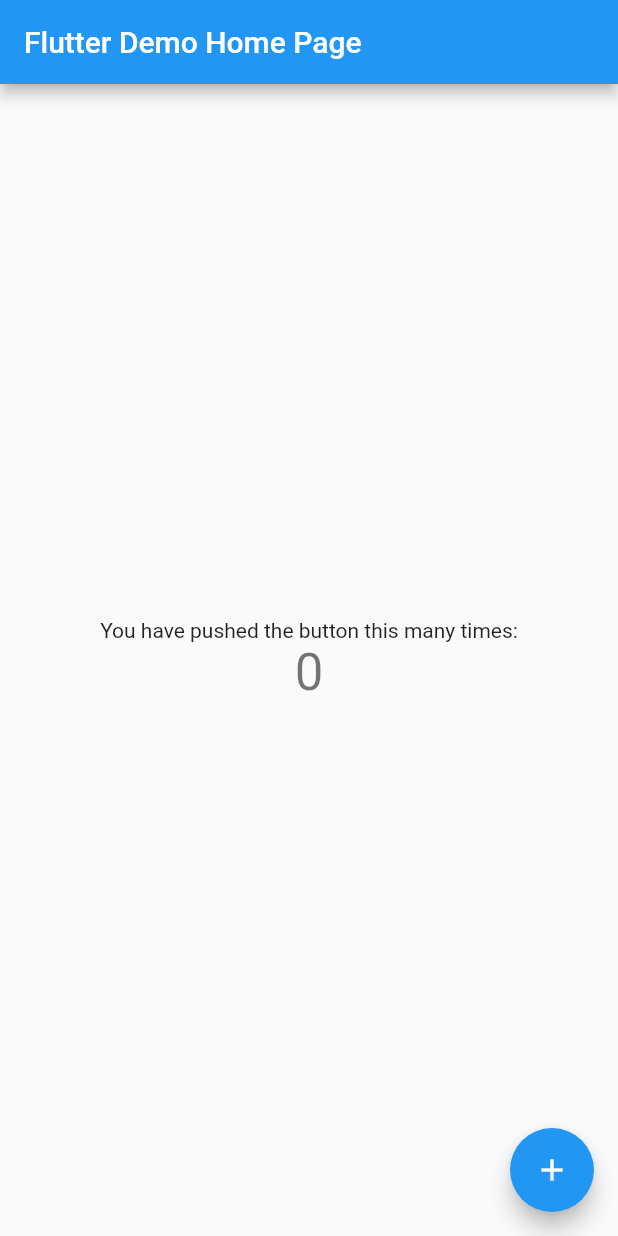
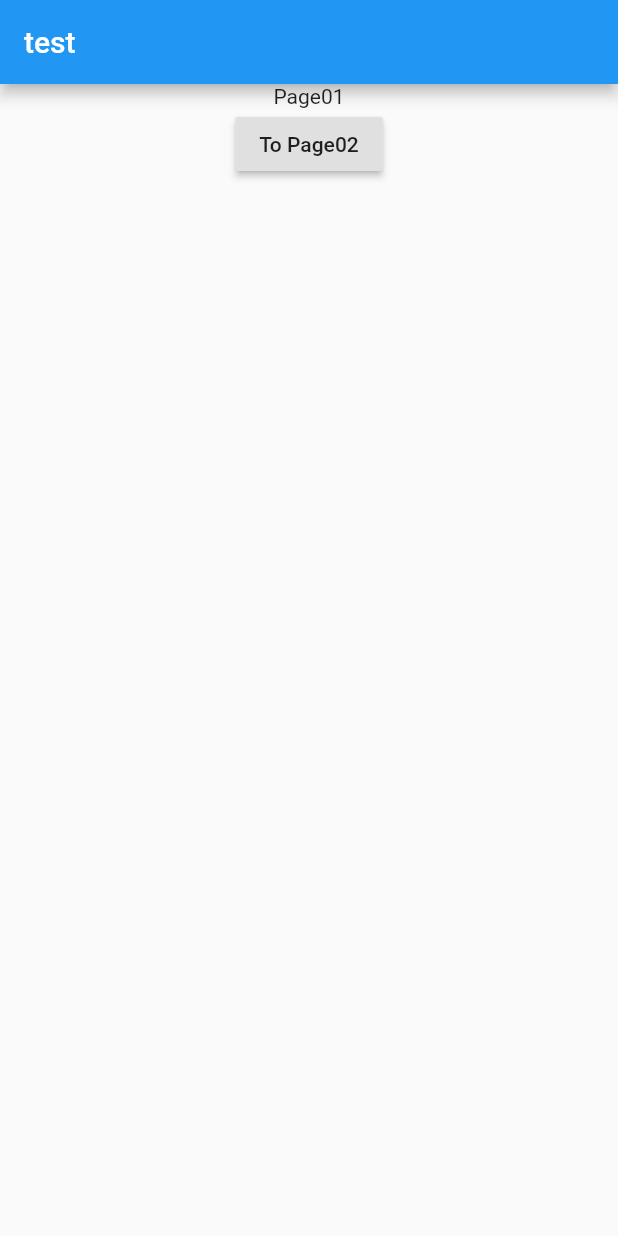
Before and after one commit to Rutile3/flutter_provide_appbar_title, a Flutter app: the screen it shows after launch, on a phone screen of 412 x 824 dp. Run offline on Flutter 3.47's test engine with Material 2 defaults, Android fonts, the phone set to English and light mode, and no system bars.

Commit message:
✨ Page01とPage02を作成

```diff
--- a/lib/main.dart
+++ b/lib/main.dart
@@ -1,4 +1,25 @@
 import 'package:flutter/material.dart';
+import 'package:provider/provider.dart';
+
+import 'page01.dart';
+import 'page02.dart';
+
+enum TabItem { page01, page02 }
+
+Map<TabItem, GlobalKey<NavigatorState>> _navigatorKeys = {
+  TabItem.page01: GlobalKey<NavigatorState>(),
+  TabItem.page02: GlobalKey<NavigatorState>(),
+};
+Map<TabItem, Map<String, WidgetBuilder>> _routeBuilders = {
+  TabItem.page01: page01RouteBuilders,
+  TabItem.page02: page02RouteBuilders,
+};
+final Map<String, WidgetBuilder> page01RouteBuilders = {
+  '/': (context) => Page01(),
+};
+final Map<String, WidgetBuilder> page02RouteBuilders = {
+  '/': (context) => Page02(),
+};
 
 void main() {
   runApp(MyApp());
@@ -9,57 +30,45 @@ class MyApp extends StatelessWidget {
   Widget build(BuildContext context) {
     return MaterialApp(
       title: 'Flutter Demo',
-      theme: ThemeData(
-        primarySwatch: Colors.blue,
-        visualDensity: VisualDensity.adaptivePlatformDensity,
-      ),
-      home: MyHomePage(title: 'Flutter Demo Home Page'),
+      home: MyHomePage(),
     );
   }
 }
 
 class MyHomePage extends StatefulWidget {
-  MyHomePage({Key key, this.title}) : super(key: key);
-
-  final String title;
-
   @override
   _MyHomePageState createState() => _MyHomePageState();
 }
 
 class _MyHomePageState extends State<MyHomePage> {
-  int _counter = 0;
-
-  void _incrementCounter() {
-    setState(() {
-      _counter++;
-    });
-  }
+  TabItem _currentTab = TabItem.page01;
 
   @override
   Widget build(BuildContext context) {
     return Scaffold(
       appBar: AppBar(
-        title: Text(widget.title),
+        title: Text('test'),
       ),
-      body: Center(
-        child: Column(
-          mainAxisAlignment: MainAxisAlignment.center,
-          children: <Widget>[
-            Text(
-              'You have pushed the button this many times:',
-            ),
-            Text(
-              '$_counter',
-              style: Theme.of(context).textTheme.headline4,
-            ),
-          ],
-        ),
+      body: Stack(
+        children: <Widget>[
+          _buildOffstageNavigator(TabItem.page01),
+          _buildOffstageNavigator(TabItem.page02),
+        ],
       ),
-      floatingActionButton: FloatingActionButton(
-        onPressed: _incrementCounter,
-        tooltip: 'Increment',
-        child: Icon(Icons.add),
+    );
+  }
+
+  Widget _buildOffstageNavigator(TabItem tabItem) {
+    return Offstage(
+      offstage: _currentTab != tabItem,
+      child: Navigator(
+        key: _navigatorKeys[tabItem],
+        onGenerateRoute: (routeSettings) {
+          return MaterialPageRoute(
+            builder: (context) =>
+                _routeBuilders[tabItem][routeSettings.name](context),
+          );
+        },
       ),
     );
   }
--- /dev/null
+++ b/lib/page01.dart
@@ -0,0 +1,25 @@
+import 'package:flutter/material.dart';
+
+import 'page02.dart';
+
+class Page01 extends StatelessWidget {
+  @override
+  Widget build(BuildContext context) {
+    return Center(
+      child: Column(
+        children: [
+          Text('Page01'),
+          RaisedButton(
+            child: Text('To Page02'),
+            onPressed: () {
+              Navigator.push(
+                context,
+                MaterialPageRoute(builder: (context) => Page02()),
+              );
+            },
+          ),
+        ],
+      ),
+    );
+  }
+}
--- /dev/null
+++ b/lib/page02.dart
@@ -0,0 +1,25 @@
+import 'package:flutter/material.dart';
+
+import 'page01.dart';
+
+class Page02 extends StatelessWidget {
+  @override
+  Widget build(BuildContext context) {
+    return Center(
+      child: Column(
+        children: [
+          Text('Page02'),
+          RaisedButton(
+            child: Text('To Page01'),
+            onPressed: () {
+              Navigator.push(
+                context,
+                MaterialPageRoute(builder: (context) => Page01()),
+              );
+            },
+          ),
+        ],
+      ),
+    );
+  }
+}
--- a/pubspec.yaml
+++ b/pubspec.yaml
@@ -23,6 +23,7 @@ environment:
 dependencies:
   flutter:
     sdk: flutter
+  provider: ^4.0.4
 
 
   # The following adds the Cupertino Icons font to your application.
```
Also changed, not shown: pubspec.lock.
